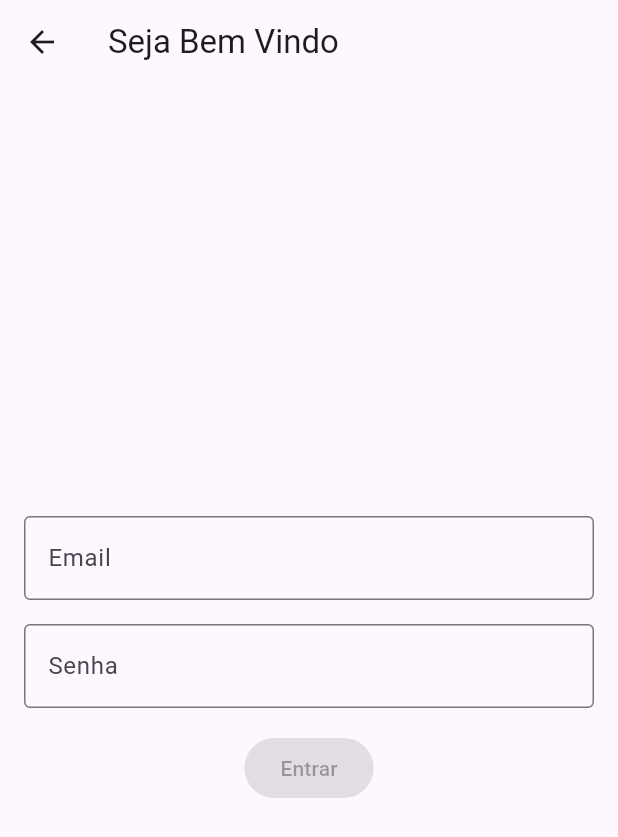
After one commit to EneiasAlmeida/Gerenciador_de_financas, a Flutter app: the Login screen opened by its route, on a phone screen of 412 x 824 dp. The commit adds this screen. Shown: the top 837 px of the screen. Run offline on Flutter 3.47's test engine with Material 3 defaults, Android fonts, the phone set to English and light mode, and no system bars.

Commit message:
atualizacao login

```diff
--- /dev/null
+++ b/lib/shared/campo_texto_personalizado.dart
@@ -0,0 +1,30 @@
+import 'package:flutter/material.dart';
+
+class CampoTextoPersonalizado extends StatelessWidget {
+  final String label;
+  final TextInputType inputType;
+  final bool isPassword;
+
+  const CampoTextoPersonalizado({
+    super.key,
+    required this.label,
+    required this.inputType,
+    this.isPassword = false,
+  });
+
+  @override
+  Widget build(BuildContext context) {
+    return Padding(
+      padding: const EdgeInsets.only(bottom: 16),
+      child: TextFormField(
+        validator: (value) { return null; },
+        decoration: InputDecoration(
+          labelText: label,
+          border: const OutlineInputBorder(),
+        ),
+        keyboardType: inputType,
+        obscureText: isPassword,
+      ),
+    );
+  }
+}
--- /dev/null
+++ b/lib/views_telas/login/login.dart
@@ -0,0 +1,38 @@
+import 'package:flutter/material.dart';
+import 'package:gerenciador/shared/campo_texto_personalizado.dart';
+
+
+class Login extends StatelessWidget {
+  const Login({super.key});
+
+  @override
+  Widget build(BuildContext context) {
+    return Scaffold(
+      appBar: AppBar(
+        title: const Text('Seja Bem Vindo'),
+      ),
+      body: const Padding(
+        padding: EdgeInsets.all(16),
+        child: Column(
+          mainAxisAlignment: MainAxisAlignment.center,
+          children: [
+            CampoTextoPersonalizado(
+              label: 'Email',
+              inputType: TextInputType.emailAddress,
+            ),
+            CampoTextoPersonalizado(
+              label: 'Senha',
+              inputType: TextInputType.visiblePassword,
+              isPassword: true,
+            ),
+            FilledButton(
+              onPressed: null,
+              child: Text('Entrar'),
+            ),
+          ],
+
+        ),
+      ),
+    );
+  }
+}
```
Also changed, not shown: lib/main.dart (+12 -3 lines), lib/views_telas/cadastro/cadastro.dart (added, +47 -0 lines), lib/views_telas/register/register.dart (added, +41 -0 lines), lib/views_telas/listagem/listagem.dart (renamed from lib/views_telas/listagem.dart).
